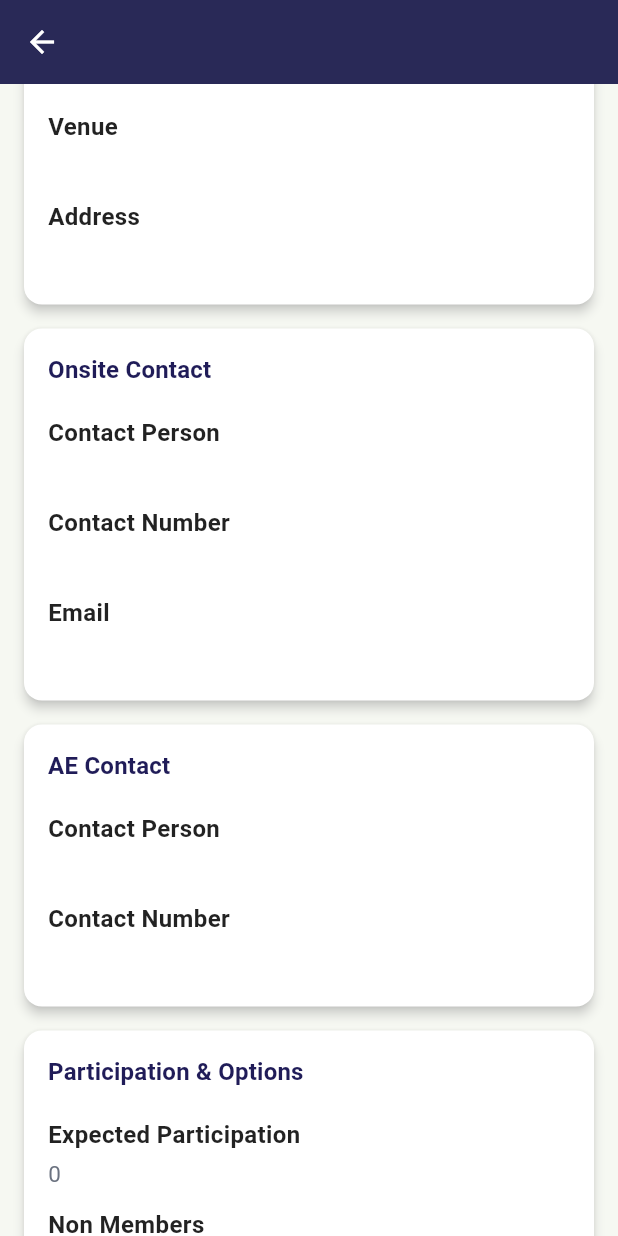
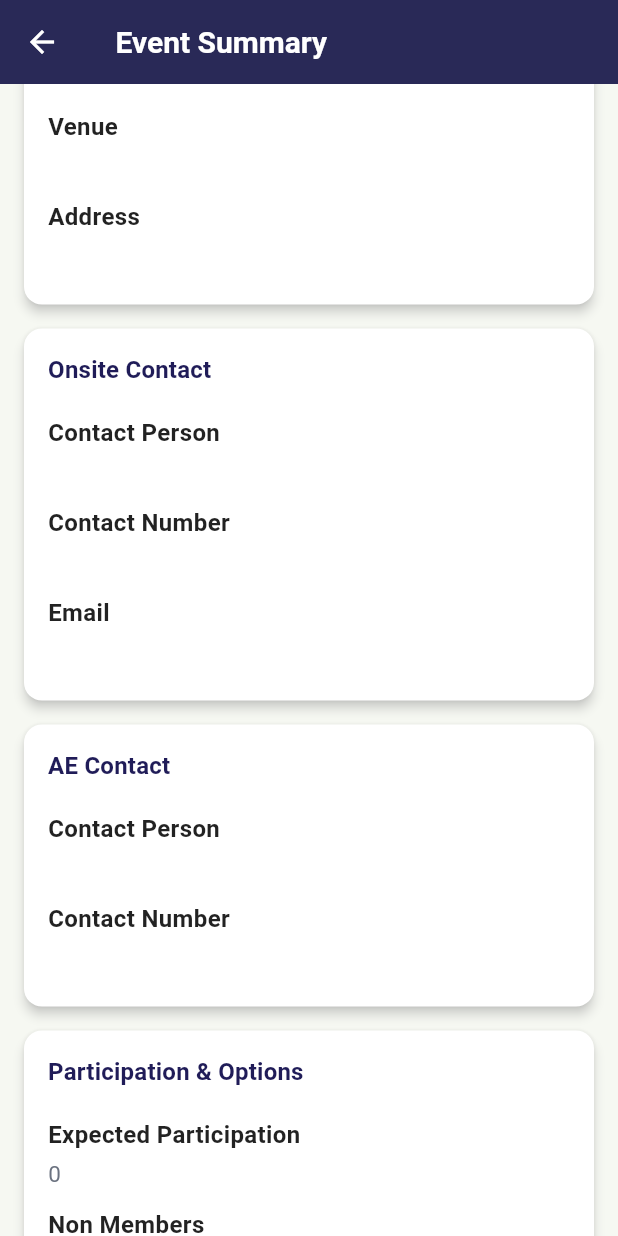
Before and after one commit to munashethedeveloper/kenwell_health_app, a Flutter app: the EventDetailsScreen screen opened directly with empty values, scrolled down 576 dp, on a phone screen of 412 x 824 dp. Run offline on Flutter 3.47's test engine with Material 3 defaults, Android fonts, the phone set to English and light mode, and no system bars; our stand-ins replace cloud_firestore, firebase_auth, flutter_spinbox, package_info_plus, shared_preferences, signature and 1 more; accounts and stored records are empty.

Commit message:
Feat: Update event details screen title
Co-authored-by: munashethedeveloper <munashethedeveloper@gmail.com>

```diff
--- a/lib/ui/features/event/widgets/event_details_screen.dart
+++ b/lib/ui/features/event/widgets/event_details_screen.dart
@@ -41,7 +41,7 @@ class EventDetailsScreen extends StatelessWidget {
 
     return Scaffold(
       appBar: KenwellAppBar(
-        title: event.title,
+        title: '${event.title} Event Summary',
         automaticallyImplyLeading: true,
         backgroundColor: const Color(0xFF201C58),
         titleColor: Colors.white,
```
